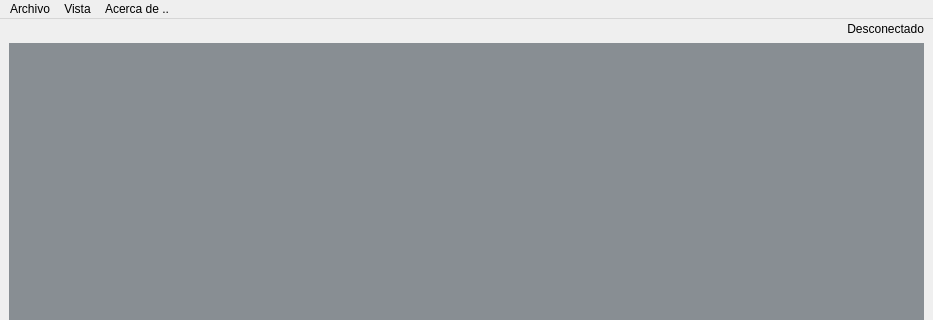
Debaq/LabSim, file software/LabSim/src/main/python/UI/Main.ui: the form before one commit; both pictures show x 0 to 933 and y 0 to 320 of the 933 by 600 pixel window.
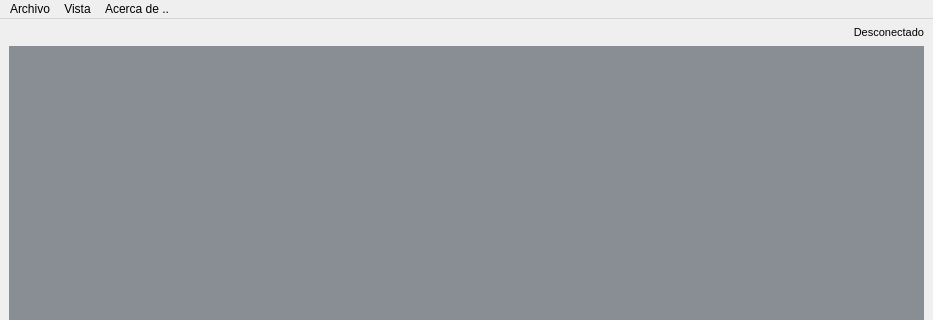
The form after the commit.

What changed in the file:
```diff
--- a/software/LabSim/src/main/python/UI/Main.ui
+++ b/software/LabSim/src/main/python/UI/Main.ui
@@ -26,12 +26,27 @@
     </property>
     <item>
      <layout class="QHBoxLayout" name="layout">
+      <property name="topMargin">
+       <number>3</number>
+      </property>
       <property name="rightMargin">
        <number>0</number>
       </property>
       <item>
        <widget class="QFrame" name="frameAction">
-        <layout class="QHBoxLayout" name="layoutTest"/>
+        <property name="font">
+         <font>
+          <pointsize>8</pointsize>
+         </font>
+        </property>
+        <layout class="QHBoxLayout" name="layoutTest">
+         <property name="topMargin">
+          <number>0</number>
+         </property>
+         <property name="bottomMargin">
+          <number>0</number>
+         </property>
+        </layout>
        </widget>
       </item>
       <item>
@@ -56,6 +71,11 @@
       </item>
       <item>
        <widget class="QLabel" name="lbl_name">
+        <property name="font">
+         <font>
+          <pointsize>8</pointsize>
+         </font>
+        </property>
         <property name="text">
          <string>Desconectado</string>
         </property>
```
Left out of the diff: 17 changed lines with no effect on the pictures.
